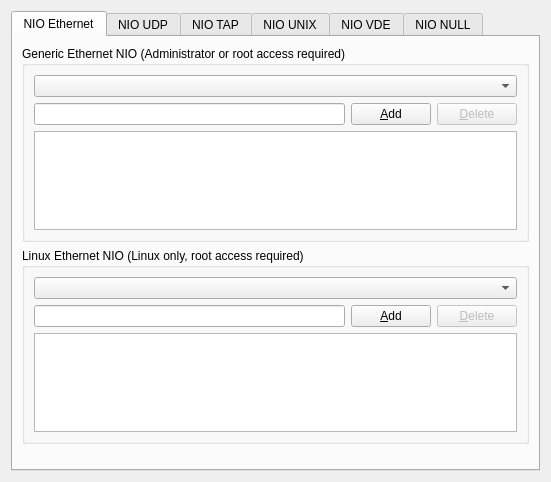
Qt form src/GNS3/Ui/ConfigurationPages/Form_CloudPage.ui (GNS3/gns3-legacy) before a commit.
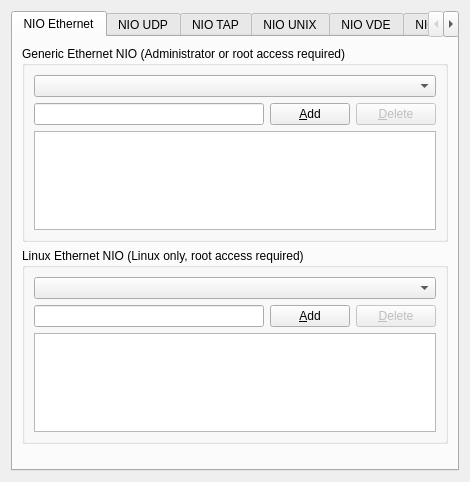
The same form after that commit.

Diff of the .ui file:
```diff
--- a/src/GNS3/Ui/ConfigurationPages/Form_CloudPage.ui
+++ b/src/GNS3/Ui/ConfigurationPages/Form_CloudPage.ui
@@ -6,7 +6,7 @@
    <rect>
     <x>0</x>
     <y>0</y>
-    <width>551</width>
+    <width>470</width>
     <height>482</height>
    </rect>
   </property>
```
